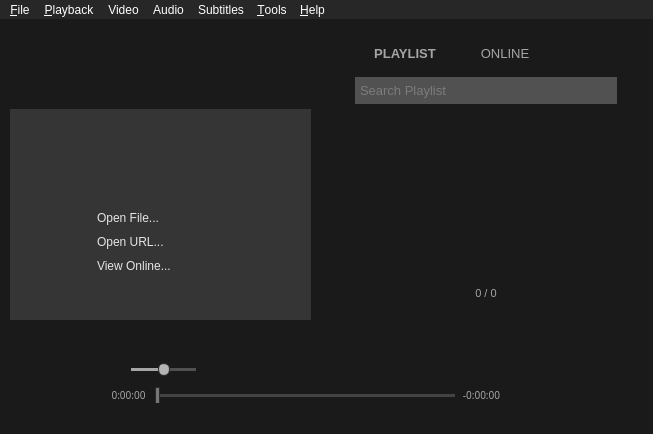
The window that src/ui/mainwindow.ui (liberize/Baka-MPlayer) describes before a commit, drawn with Qt 5.
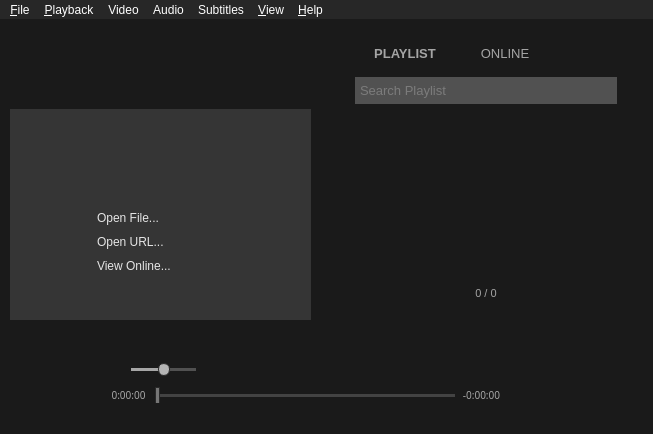
The same window after the commit. Icons and pictures are not drawn. Custom widgets are drawn as their Qt base class.

```diff
--- a/src/ui/mainwindow.ui
+++ b/src/ui/mainwindow.ui
@@ -1502,9 +1502,9 @@
     <addaction name="separator"/>
     <addaction name="menuSubtitle_Delay"/>
    </widget>
-   <widget class="QMenu" name="menuTools">
+   <widget class="QMenu" name="menuView">
     <property name="title">
-     <string>&amp;Tools</string>
+     <string>&amp;View</string>
     </property>
     <widget class="QMenu" name="menuScreenshot">
      <property name="enabled">
@@ -1542,7 +1542,7 @@
    <addaction name="menuVideo"/>
    <addaction name="menuAudio"/>
    <addaction name="menuSubtitles"/>
-   <addaction name="menuTools"/>
+   <addaction name="menuView"/>
    <addaction name="menu_Help"/>
   </widget>
   <action name="action_New_Player">
```
Left out of the diff: 111 changed lines with no effect on the pictures.
